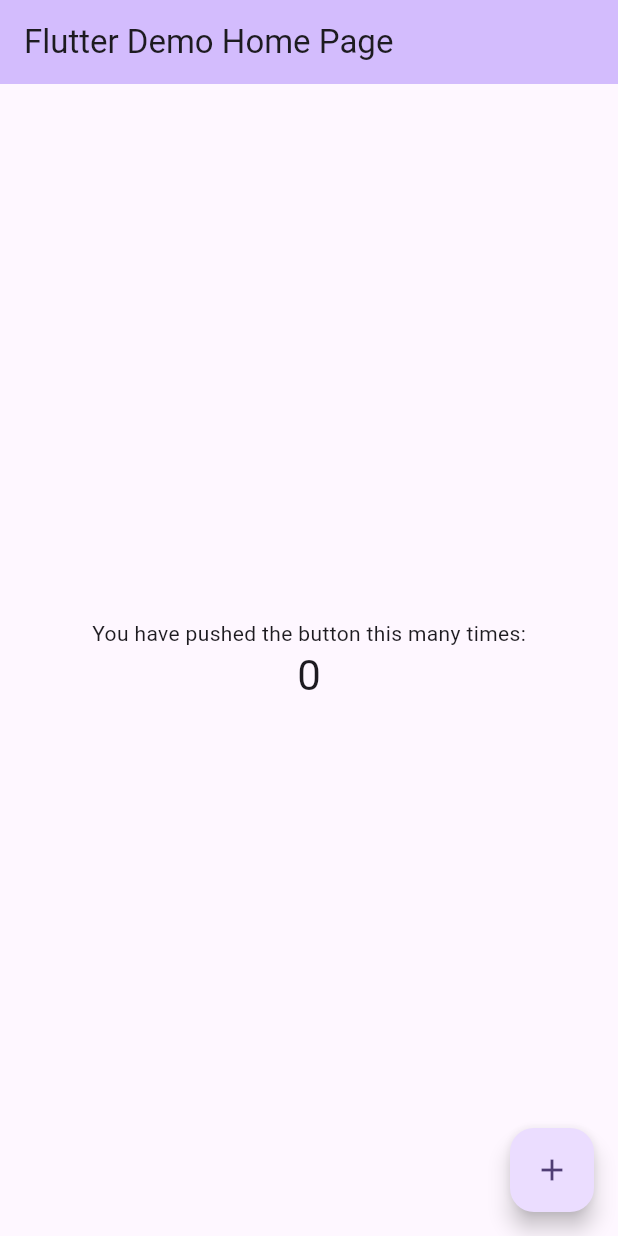
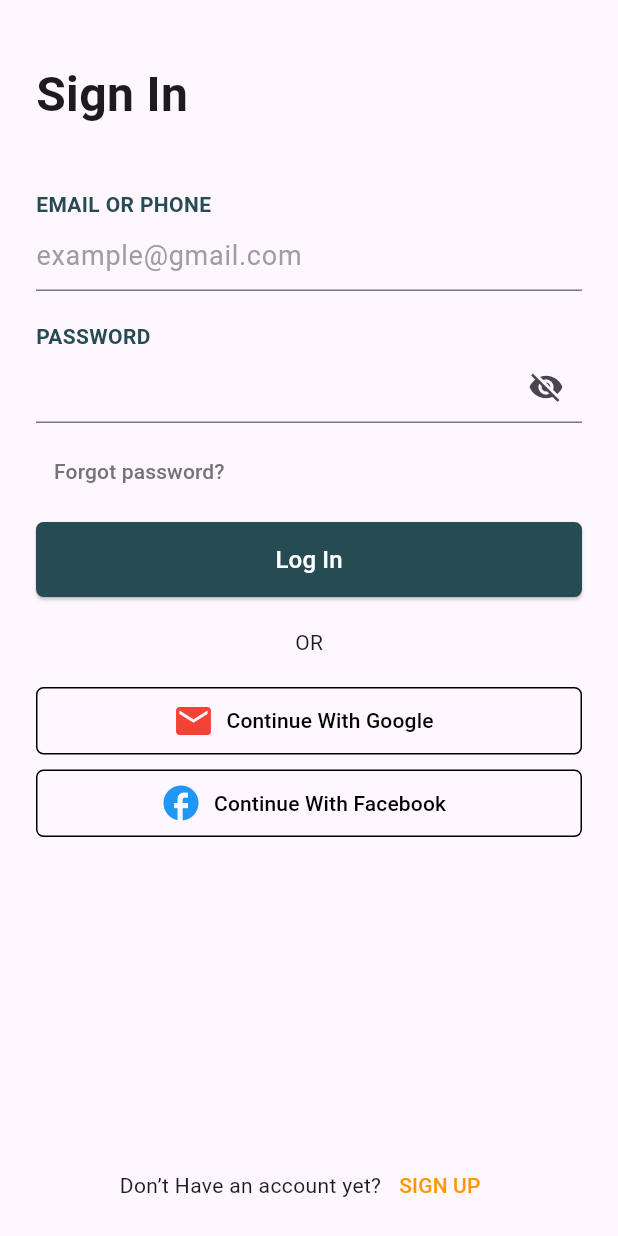
Before and after one commit to Vers-is/homework5, a Flutter app: the screen it shows after launch, on a phone screen of 412 x 824 dp. Run offline on Flutter 3.47's test engine with Material 3 defaults, Android fonts, the phone set to English and light mode, and no system bars.

Commit message:
UPDAIT: page done

```diff
--- a/lib/main.dart
+++ b/lib/main.dart
@@ -1,122 +1,156 @@
 import 'package:flutter/material.dart';
 
-void main() {
-  runApp(const MyApp());
-}
+void main() => runApp(const MyApp());
 
 class MyApp extends StatelessWidget {
   const MyApp({super.key});
 
-  // This widget is the root of your application.
   @override
   Widget build(BuildContext context) {
     return MaterialApp(
-      title: 'Flutter Demo',
-      theme: ThemeData(
-        // This is the theme of your application.
-        //
-        // TRY THIS: Try running your application with "flutter run". You'll see
-        // the application has a purple toolbar. Then, without quitting the app,
-        // try changing the seedColor in the colorScheme below to Colors.green
-        // and then invoke "hot reload" (save your changes or press the "hot
-        // reload" button in a Flutter-supported IDE, or press "r" if you used
-        // the command line to start the app).
-        //
-        // Notice that the counter didn't reset back to zero; the application
-        // state is not lost during the reload. To reset the state, use hot
-        // restart instead.
-        //
-        // This works for code too, not just values: Most code changes can be
-        // tested with just a hot reload.
-        colorScheme: ColorScheme.fromSeed(seedColor: Colors.deepPurple),
-      ),
-      home: const MyHomePage(title: 'Flutter Demo Home Page'),
+      home: const SignInPage(),
+      debugShowCheckedModeBanner: false,
     );
   }
 }
 
-class MyHomePage extends StatefulWidget {
-  const MyHomePage({super.key, required this.title});
+class SignInPage extends StatelessWidget {
+  const SignInPage({super.key});
 
-  // This widget is the home page of your application. It is stateful, meaning
-  // that it has a State object (defined below) that contains fields that affect
-  // how it looks.
-
-  // This class is the configuration for the state. It holds the values (in this
-  // case the title) provided by the parent (in this case the App widget) and
-  // used by the build method of the State. Fields in a Widget subclass are
-  // always marked "final".
-
-  final String title;
-
-  @override
-  State<MyHomePage> createState() => _MyHomePageState();
-}
-
-class _MyHomePageState extends State<MyHomePage> {
-  int _counter = 0;
-
-  void _incrementCounter() {
-    setState(() {
-      // This call to setState tells the Flutter framework that something has
-      // changed in this State, which causes it to rerun the build method below
-      // so that the display can reflect the updated values. If we changed
-      // _counter without calling setState(), then the build method would not be
-      // called again, and so nothing would appear to happen.
-      _counter++;
-    });
-  }
+  final Color mainColor = const Color(0xFF274B53);
 
   @override
   Widget build(BuildContext context) {
-    // This method is rerun every time setState is called, for instance as done
-    // by the _incrementCounter method above.
-    //
-    // The Flutter framework has been optimized to make rerunning build methods
-    // fast, so that you can just rebuild anything that needs updating rather
-    // than having to individually change instances of widgets.
     return Scaffold(
-      appBar: AppBar(
-        // TRY THIS: Try changing the color here to a specific color (to
-        // Colors.amber, perhaps?) and trigger a hot reload to see the AppBar
-        // change color while the other colors stay the same.
-        backgroundColor: Theme.of(context).colorScheme.inversePrimary,
-        // Here we take the value from the MyHomePage object that was created by
-        // the App.build method, and use it to set our appbar title.
-        title: Text(widget.title),
-      ),
-      body: Center(
-        // Center is a layout widget. It takes a single child and positions it
-        // in the middle of the parent.
-        child: Column(
-          // Column is also a layout widget. It takes a list of children and
-          // arranges them vertically. By default, it sizes itself to fit its
-          // children horizontally, and tries to be as tall as its parent.
-          //
-          // Column has various properties to control how it sizes itself and
-          // how it positions its children. Here we use mainAxisAlignment to
-          // center the children vertically; the main axis here is the vertical
-          // axis because Columns are vertical (the cross axis would be
-          // horizontal).
-          //
-          // TRY THIS: Invoke "debug painting" (choose the "Toggle Debug Paint"
-          // action in the IDE, or press "p" in the console), to see the
-          // wireframe for each widget.
-          mainAxisAlignment: MainAxisAlignment.center,
-          children: <Widget>[
-            const Text('You have pushed the button this many times:'),
-            Text(
-              '$_counter',
-              style: Theme.of(context).textTheme.headlineMedium,
-            ),
-          ],
+      body: SafeArea(
+        child: Padding(
+          padding: const EdgeInsets.symmetric(horizontal: 24),
+          child: Column(
+            crossAxisAlignment: CrossAxisAlignment.start,
+            children: [
+              const SizedBox(height: 40),
+              const Text(
+                'Sign In',
+                style: TextStyle(fontSize: 32, fontWeight: FontWeight.bold),
+              ),
+              const SizedBox(height: 40),
+              Text(
+                'EMAIL OR PHONE',
+                style: TextStyle(fontWeight: FontWeight.bold, color: mainColor),
+              ),
+              TextField(
+                style: TextStyle(fontSize: 18, color: Colors.grey[800]),
+                decoration: InputDecoration(
+                  hintText: 'example@gmail.com',
+                  hintStyle: TextStyle(
+                    color: const Color.fromARGB(255, 159, 157, 157),
+                  ),
+                ),
+              ),
+              const SizedBox(height: 20),
+              Text(
+                'PASSWORD',
+                style: TextStyle(fontWeight: FontWeight.bold, color: mainColor),
+              ),
+              TextField(
+                obscureText: true,
+                style: TextStyle(fontSize: 18, color: Colors.grey[800]),
+                decoration: const InputDecoration(
+                  suffixIcon: Icon(Icons.visibility_off),
+                ),
+              ),
+              const SizedBox(height: 8),
+              Align(
+                alignment: Alignment.centerLeft,
+                child: TextButton(
+                  onPressed: () {},
+                  child: const Text(
+                    'Forgot password?',
+                    style: TextStyle(color: Color.fromARGB(221, 96, 96, 96)),
+                  ),
+                ),
+              ),
+              const SizedBox(height: 10),
+              SizedBox(
+                width: double.infinity,
+                height: 50,
+                child: ElevatedButton(
+                  style: ElevatedButton.styleFrom(
+                    backgroundColor: mainColor,
+                    shape: RoundedRectangleBorder(
+                      borderRadius: BorderRadius.circular(5),
+                    ),
+                  ),
+                  onPressed: () {},
+                  child: const Text(
+                    'Log In',
+                    style: TextStyle(color: Colors.white, fontSize: 16),
+                  ),
+                ),
+              ),
+              const SizedBox(height: 20),
+              const Center(child: Text('OR')),
+              const SizedBox(height: 20),
+              SignInButton(
+                icon: Icons.mail,
+                iconColor: Colors.red,
+                text: 'Continue With Google',
+              ),
+              const SizedBox(height: 10),
+              SignInButton(
+                icon: Icons.facebook,
+                iconColor: Colors.blue,
+                text: 'Continue With Facebook',
+              ),
+              const Spacer(),
+              Row(
+                mainAxisAlignment: MainAxisAlignment.center,
+                children: [
+                  const Text("Don’t Have an account yet?"),
+                  TextButton(
+                    onPressed: () {},
+                    child: const Text(
+                      'SIGN UP',
+                      style: TextStyle(color: Colors.orange),
+                    ),
+                  ),
+                ],
+              ),
+              const SizedBox(height: 10),
+            ],
+          ),
         ),
       ),
-      floatingActionButton: FloatingActionButton(
-        onPressed: _incrementCounter,
-        tooltip: 'Increment',
-        child: const Icon(Icons.add),
-      ), // This trailing comma makes auto-formatting nicer for build methods.
     );
   }
 }
+
+class SignInButton extends StatelessWidget {
+  final IconData icon;
+  final Color iconColor;
+  final String text;
+
+  const SignInButton({
+    super.key,
+    required this.icon,
+    required this.text,
+    required this.iconColor,
+  });
+
+  @override
+  Widget build(BuildContext context) {
+    return SizedBox(
+      height: 45,
+      width: double.infinity,
+      child: OutlinedButton.icon(
+        icon: Icon(icon, color: iconColor, size: 28),
+        label: Text(text, style: const TextStyle(color: Colors.black)),
+        onPressed: () {},
+        style: OutlinedButton.styleFrom(
+          side: const BorderSide(color: Colors.black),
+          shape: RoundedRectangleBorder(borderRadius: BorderRadius.circular(5)),
+        ),
+      ),
+    );
+  }
+}
```
